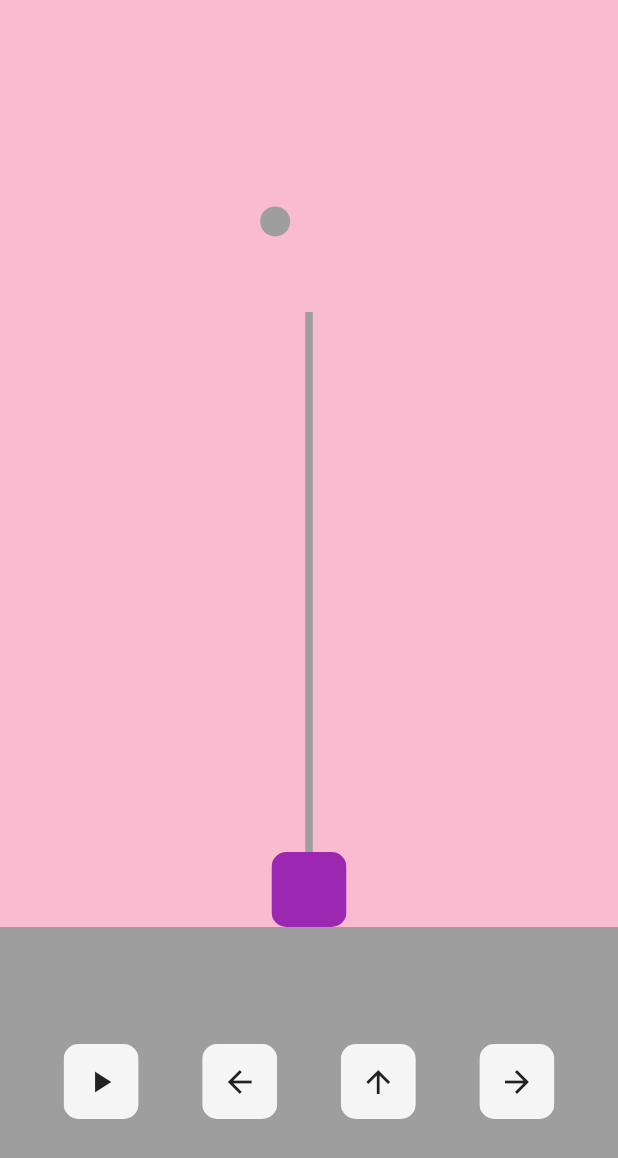
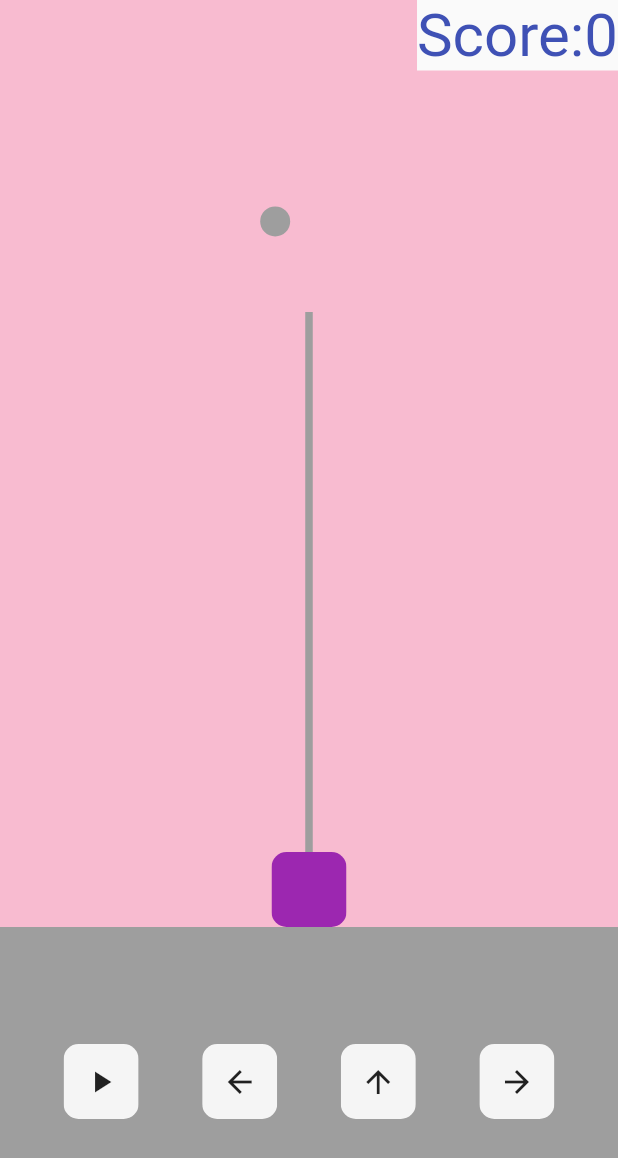
Before and after one commit to ChetanJagdaley/BubbleTrouble-FlutterProject, a Flutter app: the screen it shows after launch, after a tap on the "arrow upward" icon, on a phone screen of 412 x 824 dp. Shown: the top 1158 px of the screen. Run offline on Flutter 3.47's test engine with Material 2 defaults, Android fonts, the phone set to English and light mode, and no system bars; our stand-ins replace flutter_phoenix.

Commit message:
added restart game functionality

```diff
--- a/bubble_trouble/lib/ball.dart
+++ b/bubble_trouble/lib/ball.dart
@@ -12,8 +12,10 @@ class MyBall extends StatelessWidget {
       child: Container(
         width: 20,
         height: 20,
-        decoration: BoxDecoration(shape: BoxShape.circle,
-        color: Colors.grey,),
+        decoration: const BoxDecoration(
+          shape: BoxShape.circle,
+          color: Colors.grey,
+        ),
       ),
     );
   }
--- a/bubble_trouble/lib/button.dart
+++ b/bubble_trouble/lib/button.dart
@@ -17,7 +17,7 @@ class MyButton extends StatelessWidget {
           height: 50,
           child: Center(
             child: Icon(icon),
-            ),
+          ),
         ),
       ),
     );
--- a/bubble_trouble/lib/home.dart
+++ b/bubble_trouble/lib/home.dart
@@ -1,5 +1,5 @@
 import 'dart:async';
-
+import 'package:flutter_phoenix/flutter_phoenix.dart';
 import 'package:bubble_trouble/ball.dart';
 import 'package:bubble_trouble/missile.dart';
 import 'package:bubble_trouble/player.dart';
@@ -16,6 +16,9 @@ class Homepage extends StatefulWidget {
 enum direction { left, right }
 
 class _HomepageState extends State<Homepage> {
+  //score
+  int myScore = 0;
+
   // player variables
   static double playerX = 0;
 
@@ -63,7 +66,7 @@ class _HomepageState extends State<Homepage> {
 
   void fireMissile() {
     if (midshot == false) {
-      Timer.periodic(Duration(milliseconds: 30), (timer) {
+      Timer.periodic(const Duration(milliseconds: 30), (timer) {
         //shot fired and we dont want another shot right away
         midshot = true;
 
@@ -79,9 +82,11 @@ class _HomepageState extends State<Homepage> {
         }
 
         //checks if missile hits the ball
-        if(ballY>heightToCoordinate(missileHeight) && (ballX-missileX).abs()<0.03){
+        if (ballY > heightToCoordinate(missileHeight) &&
+            (ballX - missileX).abs() < 0.03) {
           resetMissile();
-          ballY=5;
+          ballY = 5;
+          myScore++;
           timer.cancel();
         }
       });
@@ -89,26 +94,23 @@ class _HomepageState extends State<Homepage> {
   }
 
   void startGame() {
-
-    double time = 0 ;
-    double height = 0 ;
+    double time = 0;
+    double height = 0;
     double velocity = 100; // how strong the jump is
-    Timer.periodic(Duration(milliseconds: 20), (Timer) {
-
+    Timer.periodic(const Duration(milliseconds: 20), (Timer) {
       //quadratic equation that models a bounce (upside and parabola)
       height = -5 * time * time + velocity * time;
 
-
       // if the ball reaches the ground , reset the jump
-      if(height<0){
+      if (height < 0) {
         time = 0;
       }
 
       setState(() {
-        ballY= heightToCoordinate(height);
+        ballY = heightToCoordinate(height);
       });
 
-      time +=0.1;
+      time += 0.1;
 
       //if the ball hits the left wall change its direction to the right
       if (ballX - 0.03 < -1) {
@@ -124,46 +126,65 @@ class _HomepageState extends State<Homepage> {
         setState(() {
           ballX -= .005;
         });
-
       } else if (ballDirection == direction.right) {
         setState(() {
           ballX += .005;
         });
       }
-      if(playerDies()){
+      if (playerDies()) {
         Timer.cancel();
         _showDialog();
       }
     });
   }
 
-  void _showDialog(){
-    showDialog(context: context, builder: (BuildContext context){
+  void _showDialog() {
+    showDialog(
+        context: context,
+        builder: (BuildContext context) {
           return AlertDialog(
-        backgroundColor: Colors.grey,
-        title: Text('You dead bruh!',
+            backgroundColor: Colors.white,
+            title:Text(
+              'You dead bruh!\n\n Score: $myScore',
+              style: TextStyle(
+                color: Colors.grey[600],
+              ),
+            ),
+            actions:<Widget>[
+              TextButton(onPressed: (){
+                Phoenix.rebirth(context);
+              },
+              child: Material(
+                elevation: 50,
+                child: Container(
+                  color: Colors.grey[600],
+                  child: const Text('Restart Game',
                   style: TextStyle(
                     color: Colors.white,
-        ),),
+                    fontSize: 20,
+                    letterSpacing: 1,
+                  ),)
+                  ),
+              ),
+              ),
+            ],
           );
         });
   }
 
-  bool playerDies(){
+  bool playerDies() {
     //if the ball touches the player
-    if((ballX-playerX).abs()<0.05 && ballY> 0.95){
+    if ((ballX - playerX).abs() < 0.1 && ballY > 0.95) {
       return true;
-    }
-    else{
+    } else {
       return false;
     }
   }
 
-
 // this function convert height to coordinate
-  double heightToCoordinate(double height){
-    double totalHeight = MediaQuery.of(context).size.height*3/4;
-    double missileY = 1-2*height/totalHeight;
+  double heightToCoordinate(double height) {
+    double totalHeight = MediaQuery.of(context).size.height * 3 / 4;
+    double missileY = 1 - 2 * height / totalHeight;
     return missileY;
   }
 
@@ -185,6 +206,19 @@ class _HomepageState extends State<Homepage> {
                     ),
                     MyPlayer(
                       playerX: playerX,
+                    ),
+                    SafeArea(
+                      child: Container(
+                        alignment: Alignment(1, -1),
+                        child: Material(
+                          child: Text('Score:$myScore',
+                          style: TextStyle(
+                            color: Colors.indigo,
+                            fontSize: 40,
+                          ),
+                          ),
+                        ),
+                      ),
                     ),
                   ],
                 ),
--- a/bubble_trouble/lib/main.dart
+++ b/bubble_trouble/lib/main.dart
@@ -1,12 +1,13 @@
 import 'package:flutter/material.dart';
 import 'home.dart';
+import 'package:flutter_phoenix/flutter_phoenix.dart';
+void main() {
+  runApp(Phoenix(child: MyApp(),));
+}
 
-void main(){
-  runApp(MyApp());
-}
 // yo hi why aint this reflecting on my git account is he mad or what
 class MyApp extends StatelessWidget {
-  const MyApp({ Key? key }) : super(key: key);
+  const MyApp({Key? key}) : super(key: key);
 
   @override
   Widget build(BuildContext context) {
--- a/bubble_trouble/lib/player.dart
+++ b/bubble_trouble/lib/player.dart
@@ -2,7 +2,7 @@ import 'package:flutter/material.dart';
 
 class MyPlayer extends StatelessWidget {
   final playerX;
-  const MyPlayer({this.playerX}) ;
+  const MyPlayer({this.playerX});
 
   @override
   Widget build(BuildContext context) {
--- a/bubble_trouble/pubspec.yaml
+++ b/bubble_trouble/pubspec.yaml
@@ -34,6 +34,7 @@ dependencies:
   # The following adds the Cupertino Icons font to your application.
   # Use with the CupertinoIcons class for iOS style icons.
   cupertino_icons: ^1.0.2
+  flutter_phoenix: ^1.0.0
 
 dev_dependencies:
   flutter_test:
```
Also changed, not shown: bubble_trouble/pubspec.lock. Lines whose indentation alone changed are shown as unchanged.
